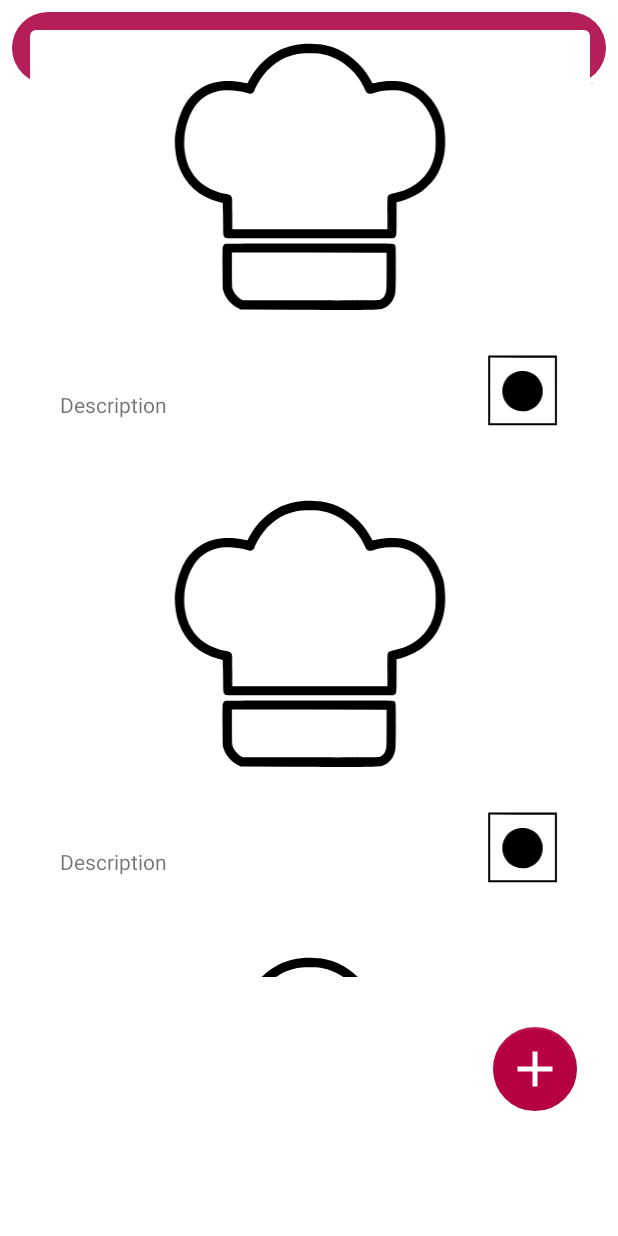
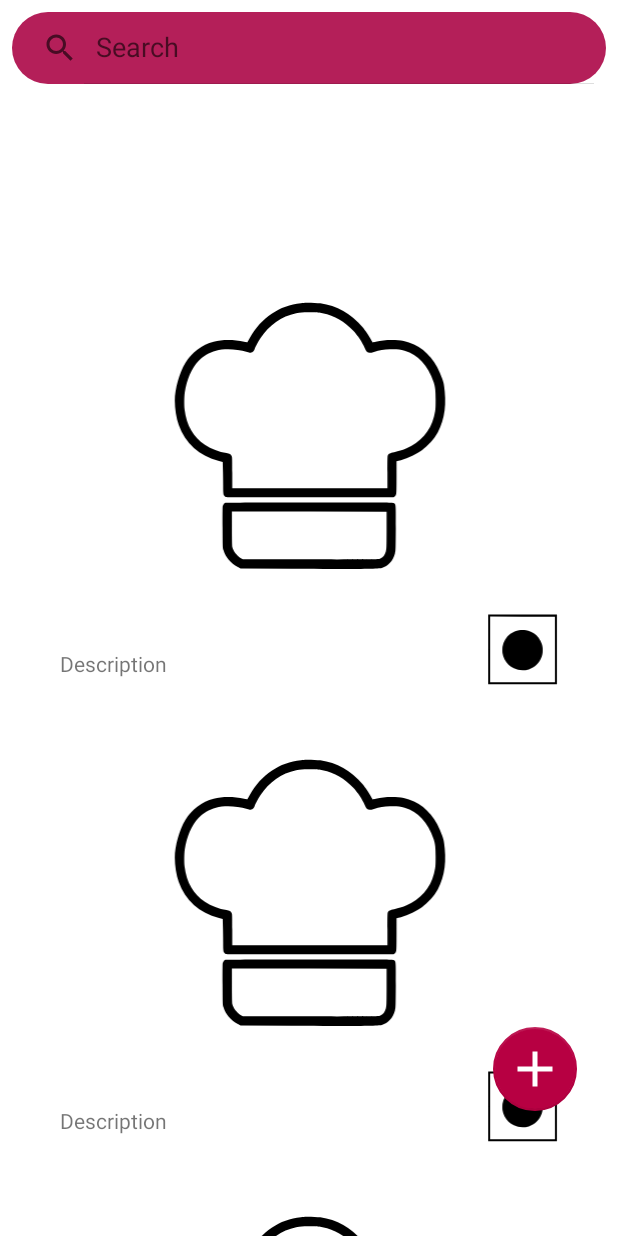
Before and after one commit to app-src/EzyBites, an Android app: the layout fragment_recipe.xml on its own in the app's theme, with its tools: preview values and no code run, on a phone screen of 412 x 824 dp. Run offline under Robolectric (Android 15) with nearby library versions, the phone set to English and light mode, and no system bars.

```diff
--- a/app/src/main/res/layout/fragment_recipe.xml
+++ b/app/src/main/res/layout/fragment_recipe.xml
@@ -30,14 +30,16 @@
         android:layout_width="413dp"
         android:layout_height="651dp"
         android:orientation="vertical"
-        tools:layout_editor_absoluteX="-2dp"
-        tools:layout_editor_absoluteY="80dp"
+        app:layout_constraintBottom_toBottomOf="parent"
+        app:layout_constraintEnd_toEndOf="parent"
+        app:layout_constraintStart_toStartOf="parent"
         tools:listitem="@layout/cardlayout">
 
 
     </androidx.recyclerview.widget.RecyclerView>
 
     <androidx.constraintlayout.widget.ConstraintLayout
+        android:id="@+id/constraintLayout"
         android:layout_width="match_parent"
         android:layout_height="match_parent">
 
```
